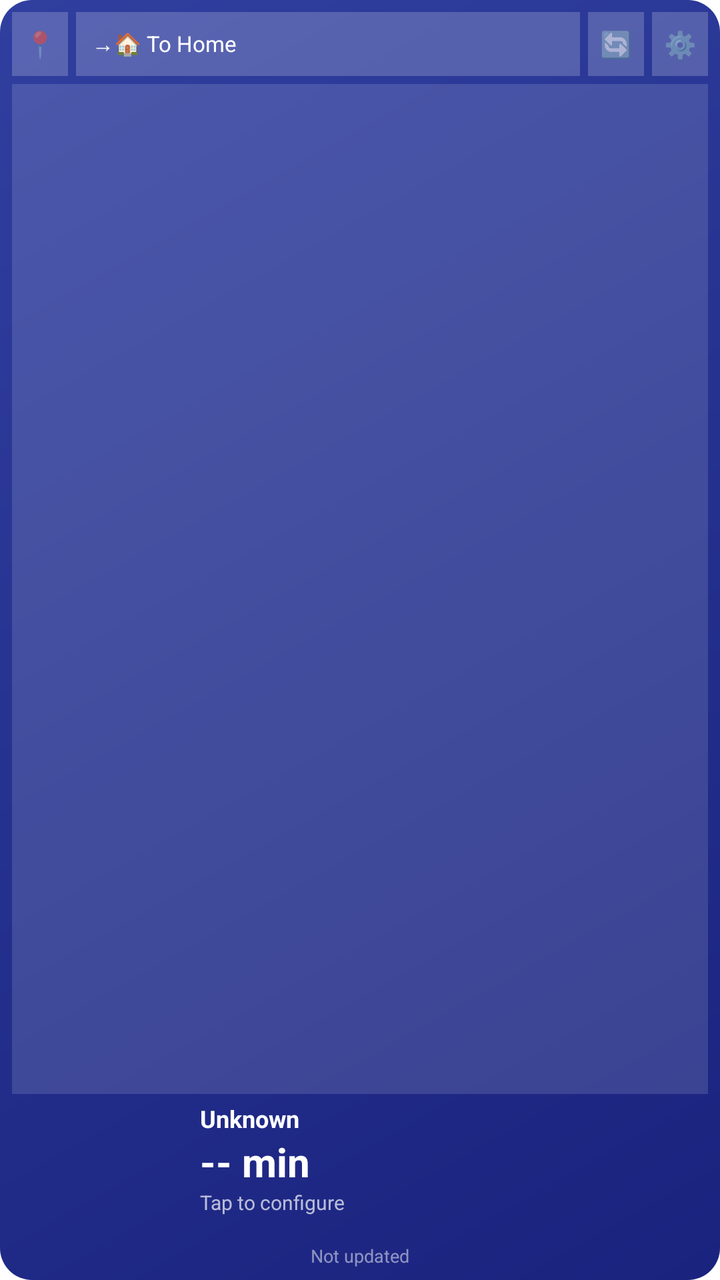
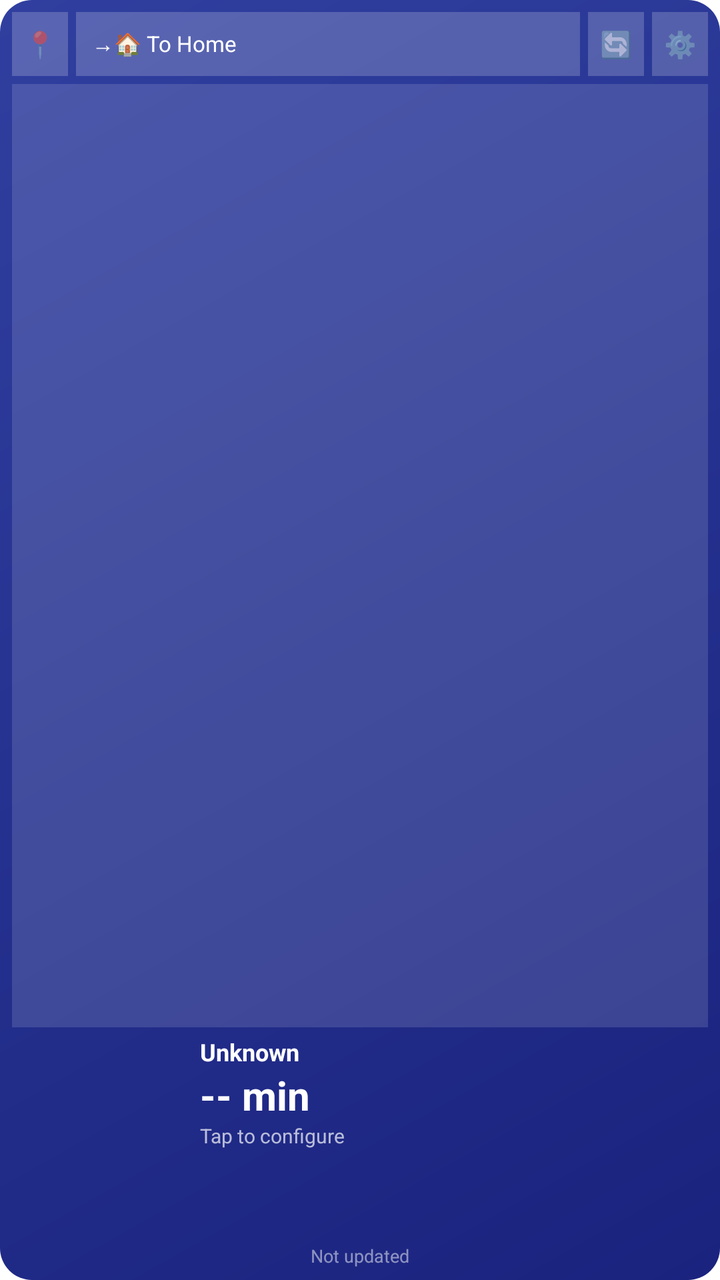

The first picture is an Android layout as it rendered before a commit; the second is the same layout after the commit. The layout source and the unified diff follow.
<!-- AndroidManifest.xml: application theme Theme.TrafficWidget -->
<!-- res/layout/widget_traffic.xml -->
<?xml version="1.0" encoding="utf-8"?>
<LinearLayout xmlns:android="http://schemas.android.com/apk/res/android"
    android:layout_width="match_parent"
    android:layout_height="match_parent"
    android:orientation="vertical"
    android:padding="6dp"
    android:layoutDirection="ltr"
    android:background="@drawable/widget_background">

    
    <LinearLayout
        android:layout_width="match_parent"
        android:layout_height="32dp"
        android:orientation="horizontal"
        android:gravity="center_vertical"
        android:layout_marginBottom="4dp">

        <TextView
            android:id="@+id/gpsButton"
            android:layout_width="28dp"
            android:layout_height="match_parent"
            android:text="📍"
            android:textSize="13sp"
            android:gravity="center"
            android:background="#33FFFFFF"
            android:layout_marginEnd="4dp" />

        <TextView
            android:id="@+id/directionButton"
            android:layout_width="0dp"
            android:layout_height="match_parent"
            android:layout_weight="1"
            android:text="→🏠 To Home"
            android:textSize="11sp"
            android:textColor="#FFFFFF"
            android:gravity="center_vertical"
            android:background="#33FFFFFF"
            android:paddingStart="8dp"
            android:paddingEnd="8dp"
            android:layout_marginEnd="4dp" />

        <TextView
            android:id="@+id/refreshButton"
            android:layout_width="28dp"
            android:layout_height="match_parent"
            android:text="🔄"
            android:textSize="13sp"
            android:gravity="center"
            android:background="#33FFFFFF"
            android:layout_marginEnd="4dp" />

        <TextView
            android:id="@+id/settingsButton"
            android:layout_width="28dp"
            android:layout_height="match_parent"
            android:text="⚙️"
            android:textSize="13sp"
            android:gravity="center"
            android:background="#33FFFFFF" />

    </LinearLayout>

    
    <ImageView
        android:id="@+id/mapImage"
        android:layout_width="match_parent"
        android:layout_height="0dp"
        android:layout_weight="1"
        android:minHeight="220dp"
        android:scaleType="centerCrop"
        android:background="#22FFFFFF"
        android:layout_marginBottom="4dp" />

    
    <LinearLayout
        android:id="@+id/gaugeContainer"
        android:layout_width="match_parent"
        android:layout_height="wrap_content"
        android:orientation="horizontal"
        android:gravity="center_vertical">

        
        <ImageView
            android:id="@+id/gaugeImage"
            android:layout_width="90dp"
            android:layout_height="58dp"
            android:scaleType="fitCenter" />

        
        <LinearLayout
            android:layout_width="0dp"
            android:layout_height="wrap_content"
            android:layout_weight="1"
            android:orientation="vertical"
            android:paddingStart="4dp">

            <TextView
                android:id="@+id/statusLabel"
                android:layout_width="wrap_content"
                android:layout_height="wrap_content"
                android:text="Unknown"
                android:textSize="12sp"
                android:textColor="#FFFFFF"
                android:textStyle="bold" />

            <TextView
                android:id="@+id/travelTime"
                android:layout_width="wrap_content"
                android:layout_height="wrap_content"
                android:text="-- min"
                android:textSize="20sp"
                android:textColor="#FFFFFF"
                android:textStyle="bold" />

            <TextView
                android:id="@+id/delayInfo"
                android:layout_width="match_parent"
                android:layout_height="wrap_content"
                android:text="Tap to configure"
                android:textSize="10sp"
                android:textColor="#B0FFFFFF"
                android:maxLines="1"
                android:ellipsize="end" />

            <TextView
                android:id="@+id/altRouteInfo"
                android:layout_width="match_parent"
                android:layout_height="wrap_content"
                android:text=""
                android:textSize="10sp"
                android:textColor="#80FFFFFF"
                android:maxLines="1"
                android:ellipsize="end" />

        </LinearLayout>

    </LinearLayout>

    
    <TextView
        android:id="@+id/lastUpdate"
        android:layout_width="match_parent"
        android:layout_height="wrap_content"
        android:text="Not updated"
        android:textSize="9sp"
        android:textColor="#80FFFFFF"
        android:gravity="center" />

</LinearLayout>
<!-- resources referenced by this layout -->
<resources>
  <!-- drawable widget_background (drawable) -->
  <?xml version="1.0" encoding="utf-8"?>
  <shape xmlns:android="http://schemas.android.com/apk/res/android"
      android:shape="rectangle">
      <corners android:radius="16dp" />
      <gradient
          android:angle="135"
          android:startColor="#1A237E"
          android:endColor="#303F9F"
          android:type="linear" />
  </shape>
  <style name="Theme.TrafficWidget" parent="Theme.MaterialComponents.DayNight.DarkActionBar">
          <item name="colorPrimary">#1A237E</item>
          <item name="colorPrimaryVariant">#000051</item>
          <item name="colorOnPrimary">#FFFFFF</item>
          <item name="colorSecondary">#4CAF50</item>
          <item name="colorSecondaryVariant">#087f23</item>
          <item name="colorOnSecondary">#000000</item>
      </style>
</resources>

<!-- the commit's change to res/layout/widget_traffic.xml (unified diff, before → after) -->
@@ -138,6 +138,20 @@
 
     
     <TextView
+        android:id="@+id/etaText"
+        android:layout_width="match_parent"
+        android:layout_height="wrap_content"
+        android:text=""
+        android:textSize="22sp"
+        android:textStyle="bold"
+        android:textColor="#FFFFFF"
+        android:gravity="center"
+        android:letterSpacing="0.05"
+        android:layout_marginTop="2dp"
+        android:layout_marginBottom="2dp" />
+
+    
+    <TextView
         android:id="@+id/lastUpdate"
         android:layout_width="match_parent"
         android:layout_height="wrap_content"
